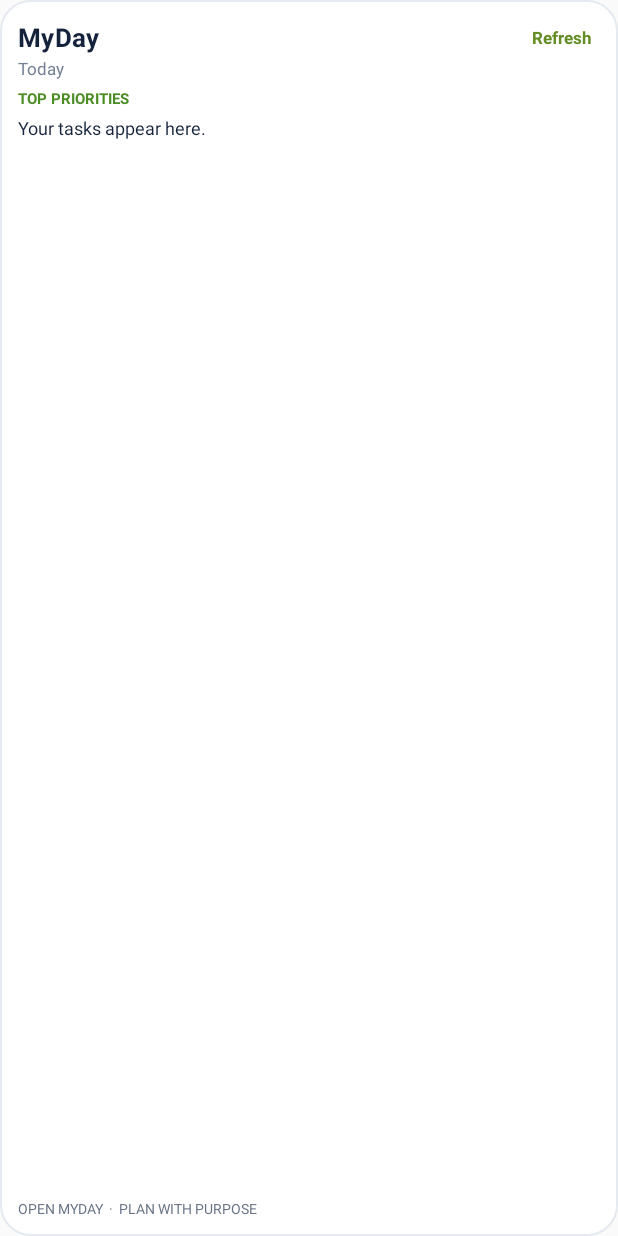
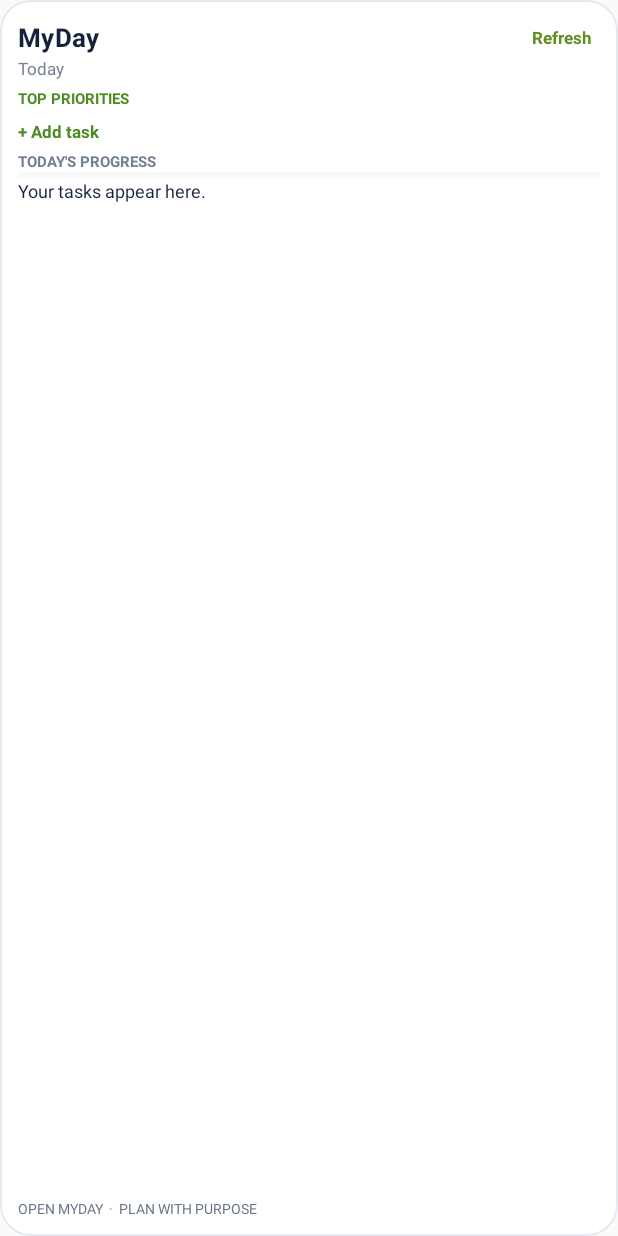
Before and after one commit to haska-tech/Myday-, an Android app built with Jetpack Compose: the layout myday_widget_medium.xml on its own in the app's theme, with its tools: preview values and no code run, on a phone screen of 412 x 824 dp. Run offline under Robolectric (Android 15) with nearby library versions, the phone set to English and light mode, and no system bars.

Commit message:
Add quick-add and daily progress to widget layout

```diff
--- a/app/src/main/res/layout/myday_widget_medium.xml
+++ b/app/src/main/res/layout/myday_widget_medium.xml
@@ -17,6 +17,15 @@
     <TextView android:id="@+id/widget_priorities" android:layout_width="match_parent"
         android:layout_height="wrap_content" android:paddingBottom="4dp" android:text="TOP PRIORITIES"
         android:textColor="#4C8C24" android:textSize="10sp" android:textStyle="bold" />
+    <TextView android:id="@+id/widget_quick_add" android:layout_width="wrap_content"
+        android:layout_height="wrap_content" android:paddingTop="3dp" android:paddingBottom="3dp"
+        android:text="+ Add task" android:textColor="#4C8C24" android:textSize="11sp" android:textStyle="bold" />
+    <TextView android:id="@+id/widget_progress_label" android:layout_width="match_parent"
+        android:layout_height="wrap_content" android:paddingTop="2dp" android:text="TODAY'S PROGRESS"
+        android:textColor="#748094" android:textSize="10sp" android:textStyle="bold" />
+    <ProgressBar android:id="@+id/widget_progress" style="?android:attr/progressBarStyleHorizontal"
+        android:layout_width="match_parent" android:layout_height="4dp" android:max="100"
+        android:progress="0" android:progressTint="#B7E445" android:progressBackgroundTint="#E3E8EF" />
     <LinearLayout android:id="@+id/widget_task_list" android:layout_width="match_parent"
         android:layout_height="0dp" android:layout_weight="1" android:orientation="vertical">
         <TextView android:id="@+id/widget_tasks" android:layout_width="match_parent"
```
